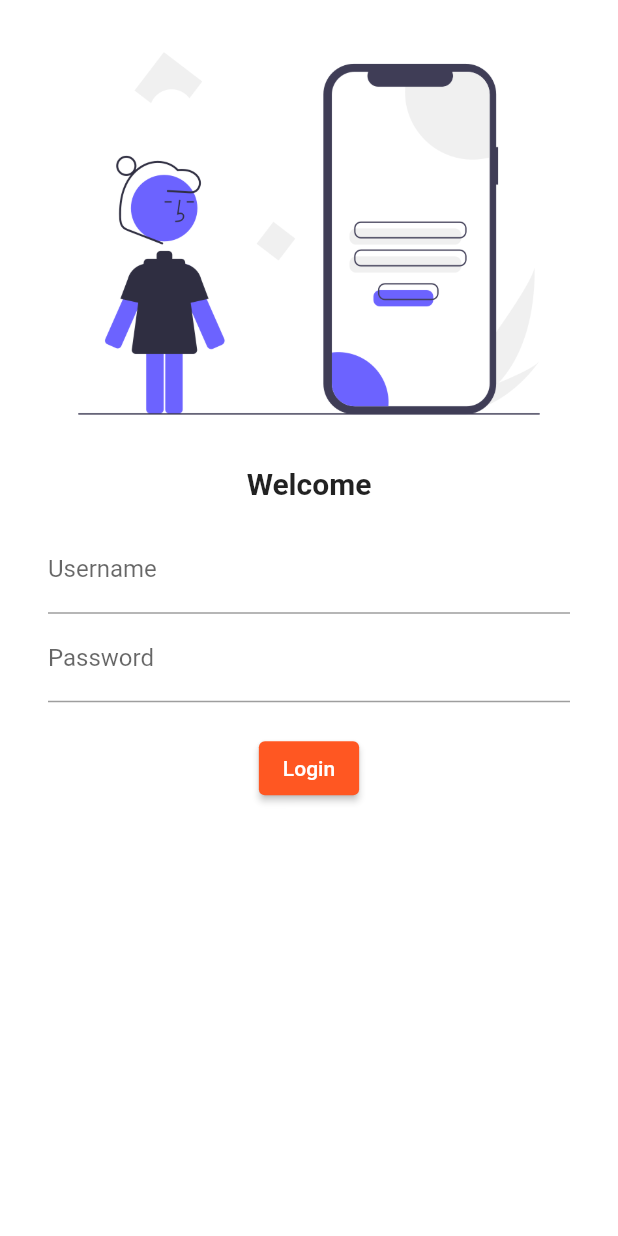
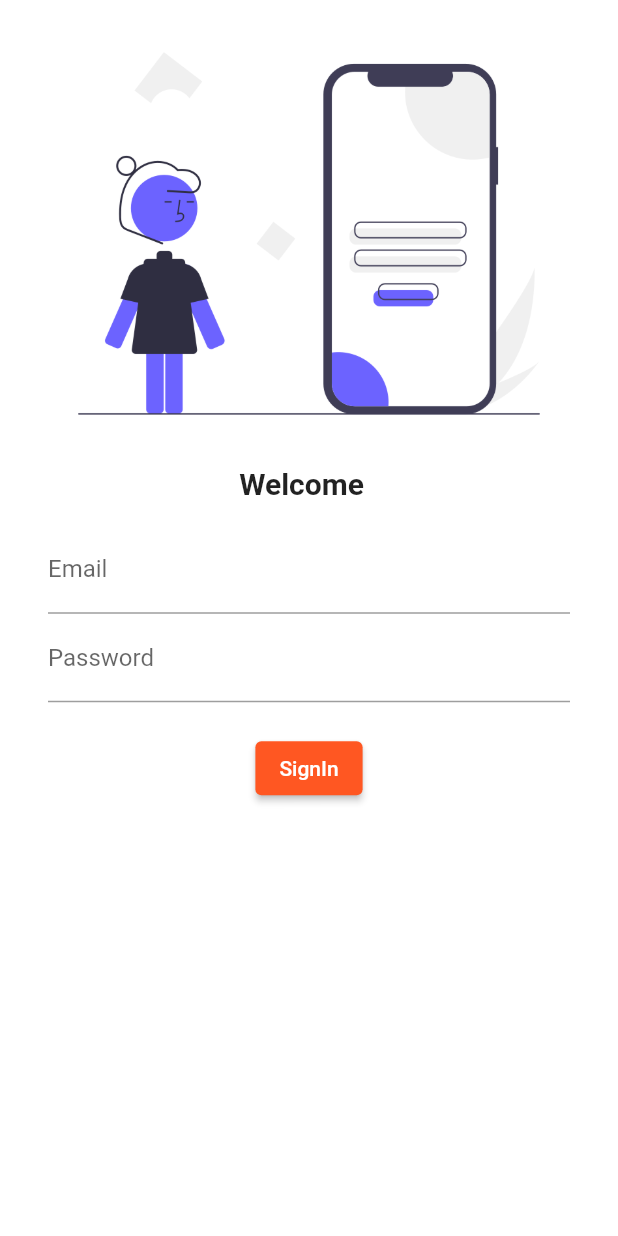
Before and after one commit to CAGAR-1/Catalog, a Flutter app: the screen it shows after launch, on a phone screen of 412 x 824 dp. Run offline on Flutter 3.47's test engine with Material 2 defaults, Android fonts, the phone set to English and light mode, and no system bars; our stand-ins replace google_fonts; Roboto replaces fonts that are missing (Kadwa).

Commit message:
Fixed Login

```diff
--- a/lib/pages/LoginPage.dart
+++ b/lib/pages/LoginPage.dart
@@ -3,13 +3,23 @@ import 'package:ecommerce/utils/route.dart';
 import 'package:flutter/material.dart';
 
 class LoginPage extends StatelessWidget {
-  const LoginPage({super.key});
+  final formKey = GlobalKey<FormState>();
+   LoginPage({super.key});
+
+  TextEditingController emailController = TextEditingController();
+
+  TextEditingController passwordController = TextEditingController();
+
+  String name = "";
+
+  bool change = false;
 
   @override
   Widget build(BuildContext context) {
     return Material(
         color: Colors.white,
-        child: SingleChildScrollView(
+        child: Form(
+          key: formKey,
           child: Column(
             children: [
               Image.asset(
@@ -17,36 +27,59 @@ class LoginPage extends StatelessWidget {
                 fit: BoxFit.cover,
               ),
               Text(
-                "Welcome",
+                "Welcome  " + name,
                 style: TextStyle(fontSize: 20, fontWeight: FontWeight.bold),
               ),
               Padding(
                 padding: const EdgeInsets.symmetric(
                     vertical: 16.0, horizontal: 32.0),
-                child: Column(
-                  children: [
+                child: Column(children: [
                   TextFormField(
+                      controller: emailController,
                       decoration: InputDecoration(
-                          hintText: "Enter UserName", labelText: "Username"),
-                    ),
+                          hintText: "Enter Email", labelText: "Email"),
+                      onChanged: (value) {
+                        name = value;
+
+                      },
+                      validator: (value) {
+                        if (value!.isEmpty) {
+                          return 'Please Enter email';
+                        }
+                        if (value.contains("@") == false) {
+                          return 'Please enter valid email';
+                        }
+                        return null;
+                      }),
                   TextFormField(
+                    controller: passwordController,
                     obscureText: true,
                     decoration: InputDecoration(
                         hintText: "Enter Password", labelText: "Password"),
+                    validator: (value) {
+                      if (value!.isEmpty) {
+                        return 'Please enter password';
+                      }
+                      if (value.length < 6) {
+                        return 'Password should contain at least 6 charactere';
+                      }
+                      return null;
+                    },
                   ),
                   SizedBox(
                     height: 20,
+                    width: 20,
                   ),
                   ElevatedButton(
                       onPressed: () {
-                        Navigator.pushNamed(context, route.homeRoute);
+                        var isValid = formKey.currentState!.validate();
+
+                        if (isValid) {
+                          print(emailController.text);
+                        }
                       },
-                      child: Text("Login"),
-
-                    ),
-
-                  ],
-                ),
+                      child: const Text("SignIn"))
+                ]),
               )
             ],
           ),
```
Lines whose indentation alone changed are shown as unchanged.
